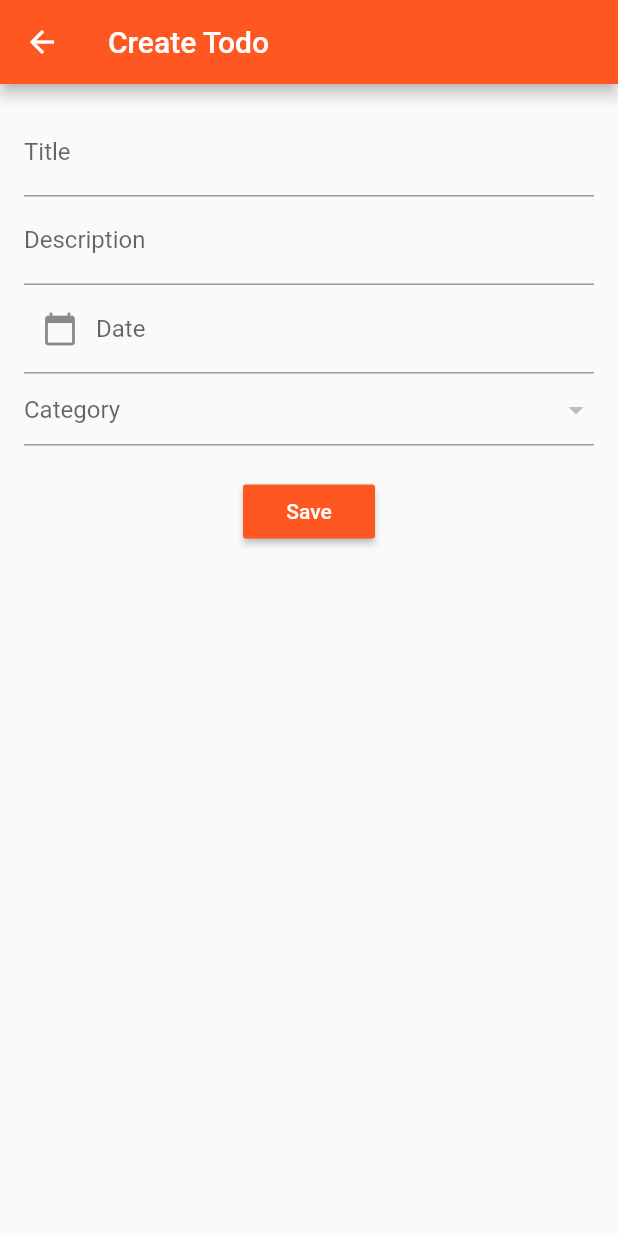
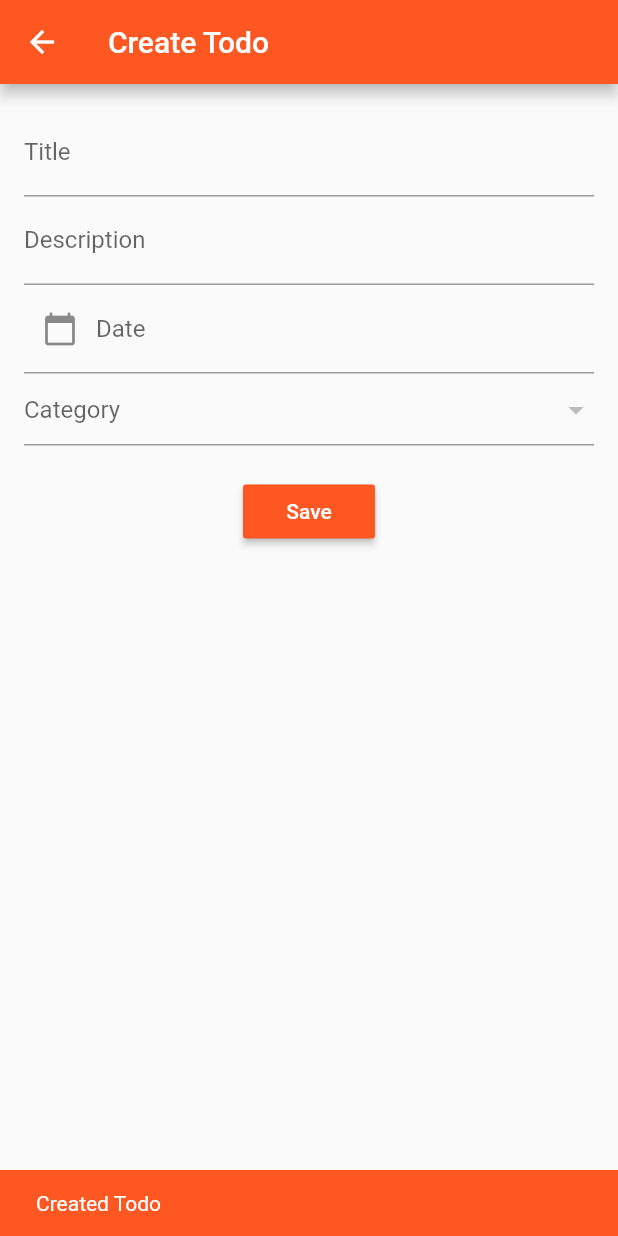
Before and after one commit to BrendowLincoln/todo_list_sqflite, a Flutter app: the TodoScreen screen opened directly, after a tap on "Save", on a phone screen of 412 x 824 dp. Run offline on Flutter 3.47's test engine with Material 2 defaults, Android fonts, the phone set to English and light mode, and no system bars; our stand-ins replace sqflite; accounts and stored records are empty; network calls fail.

Commit message:
Creating the method to add Todo

```diff
--- /dev/null
+++ b/lib/src/models/todo.dart
@@ -0,0 +1,20 @@
+class Todo {
+
+  int id;
+  String title;
+  String description;
+  String category;
+  String todoDate;
+  int isFinished;
+
+  toMap(){
+    var map = Map<String, dynamic>();
+    map['id'] = id;
+    map['title'] = title;
+    map['description'] = description;
+    map['category'] = category;
+    map['todo_date'] = todoDate;
+    map['is_finished'] = isFinished;
+    return map;
+  }
+}
--- a/lib/src/screens/home_screen.dart
+++ b/lib/src/screens/home_screen.dart
@@ -1,6 +1,8 @@
 import 'package:flutter/material.dart';
 import 'package:todo_list_sqflite/src/helpers/drawer_navigator.dart';
+import 'package:todo_list_sqflite/src/models/todo.dart';
 import 'package:todo_list_sqflite/src/screens/todo_screen.dart';
+import 'package:todo_list_sqflite/src/services/todo_service.dart';
 
 class HomeScreen extends StatefulWidget {
   @override
@@ -8,6 +10,41 @@ class HomeScreen extends StatefulWidget {
 }
 
 class _HomeScreenState extends State<HomeScreen> {
+
+  TodoService _todoService;
+
+  List<Todo> _todoList = List<Todo>();
+
+
+  @override
+  void initState() {
+    super.initState();
+    setState(() {
+      getAllTodos();
+    });
+  }
+
+  getAllTodos() async {
+    _todoService = TodoService();
+    _todoList = List<Todo>();
+
+    var   todos = await _todoService.readTodos();
+
+    todos.forEach((todo) {
+      setState(() {
+        var model = Todo();
+        model.id = todo['id'];
+        model.title = todo['title'];
+        model.description = todo['description'];
+        model.category = todo['category'];
+        model.todoDate = todo['todo_date'];
+        model.isFinished = todo['isFinished'];
+        _todoList.add(model);
+      });
+    });
+  }
+
+
   @override
   Widget build(BuildContext context) {
     return Scaffold(
@@ -16,6 +53,30 @@ class _HomeScreenState extends State<HomeScreen> {
         centerTitle: true,
       ),
       drawer: DrawerNavigator(),
+      body: ListView.builder(
+        itemCount: _todoList.length,
+          itemBuilder: (context, index) {
+            return Padding(
+              padding: const EdgeInsets.only(top: 8.0, left: 8.0, right: 8.0),
+              child: Card(
+                elevation: 8,
+                shape: RoundedRectangleBorder(
+                  borderRadius: BorderRadius.circular(0)
+                ),
+                child: ListTile(
+                  title: Row(
+                    mainAxisAlignment: MainAxisAlignment.spaceBetween,
+                    children: <Widget>[
+                      Text(_todoList[index].title ?? 'No title')
+                    ],
+                  ),
+                  subtitle: Text(_todoList[index].category ?? 'No category'),
+                  trailing: Text(_todoList[index].todoDate ?? 'No Date'),
+                ),
+              ),
+            );
+          },
+      ),
       floatingActionButton: FloatingActionButton(
         onPressed: () => Navigator.of(context)
             .push(MaterialPageRoute(builder: (context) => TodoScreen())),
--- a/lib/src/screens/todo_screen.dart
+++ b/lib/src/screens/todo_screen.dart
@@ -1,6 +1,8 @@
 import 'package:flutter/material.dart';
+import 'package:todo_list_sqflite/src/models/todo.dart';
 import 'package:todo_list_sqflite/src/services/category_services.dart';
 import 'package:intl/intl.dart';
+import 'package:todo_list_sqflite/src/services/todo_service.dart';
 
 class TodoScreen extends StatefulWidget {
   @override
@@ -18,6 +20,8 @@ class _TodoScreenState extends State<TodoScreen> {
   var _selectedValue;
 
   var _categories = List<DropdownMenuItem>();
+
+  final GlobalKey<ScaffoldState> _globalKey = GlobalKey<ScaffoldState>();
 
 
   @override
@@ -58,9 +62,15 @@ class _TodoScreenState extends State<TodoScreen> {
 
   }
 
+  _showSuccessSnackBar(message) {
+    var _snackBar = SnackBar(content: message, backgroundColor: Theme.of(context).primaryColor,);
+    _globalKey.currentState.showSnackBar(_snackBar);
+  }
+
   @override
   Widget build(BuildContext context) {
     return Scaffold(
+      key: _globalKey,
       appBar: AppBar(
         title: Text('Create Todo'),
       ),
@@ -88,7 +98,7 @@ class _TodoScreenState extends State<TodoScreen> {
                   labelText: 'Date',
                   hintText: 'Pick a Date',
                   prefixIcon: InkWell(
-                    onTap: () {},
+                    onTap: () => _selectedTodoDate(context),
                     child: Icon(Icons.calendar_today),
                   ),
               ),
@@ -107,7 +117,24 @@ class _TodoScreenState extends State<TodoScreen> {
               height: 20,
             ),
             RaisedButton(
-              onPressed: (){},
+              onPressed: () async {
+                var todoObject = Todo();
+
+                todoObject.title = _todoTitleController.text;
+                todoObject.description = _todoDescriptionController.text;
+                todoObject.todoDate = _todoDateController.text;
+                todoObject.category = _selectedValue.toString();
+                todoObject.isFinished = 0;
+
+                var _todoService = TodoService();
+                var result = await _todoService.saveTodo(todoObject);
+
+                if(result > 0) {
+                  _showSuccessSnackBar(Text('Created Todo'));
+                }
+
+                print(result);
+              },
               color: Colors.deepOrange,
               child: Text(
                 'Save',
--- /dev/null
+++ b/lib/src/services/todo_service.dart
@@ -0,0 +1,22 @@
+import 'package:todo_list_sqflite/src/models/todo.dart';
+import 'package:todo_list_sqflite/src/repositories/repository.dart';
+
+class TodoService {
+
+  Repository _repository;
+
+  TodoService() {
+    _repository = Repository();
+  }
+
+  // Create Todos
+  saveTodo(Todo todo) async {
+    return await _repository.insertData('todos', todo.toMap());
+  }
+
+  //Read Todos
+  readTodos() async {
+    return await _repository.readData('todos');
+  }
+
+}
```
Also changed, not shown: lib/src/repositories/database_conection.dart (+10 -0 lines).
